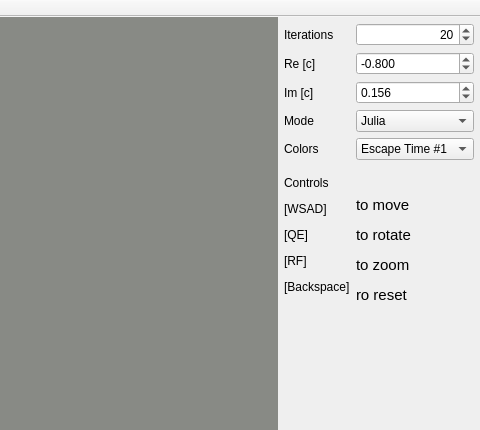
The window that mainwindow.ui (thejoggeli/juliabrot) describes before a commit, drawn with Qt 5; both pictures show x 624 to 1104 and y 0 to 430 of the 1104 by 870 pixel window.
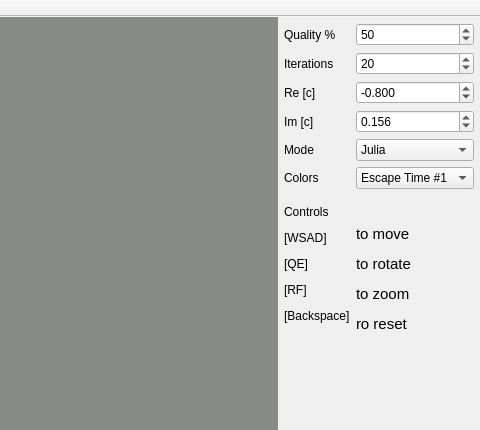
The same window after the commit. Custom widgets are drawn as their Qt base class.

Commit message: image resizing and quality settings

Patch:
```diff
--- a/mainwindow.ui
+++ b/mainwindow.ui
@@ -148,7 +148,7 @@
         <property name="bottomMargin">
          <number>6</number>
         </property>
-        <item row="0" column="0">
+        <item row="1" column="0">
          <widget class="QLabel" name="label">
           <property name="sizePolicy">
            <sizepolicy hsizetype="Minimum" vsizetype="Preferred">
@@ -161,17 +161,20 @@
           </property>
          </widget>
         </item>
-        <item row="0" column="1">
+        <item row="1" column="1">
          <widget class="QSpinBox" name="spinBox">
           <property name="alignment">
-           <set>Qt::AlignRight|Qt::AlignTrailing|Qt::AlignVCenter</set>
+           <set>Qt::AlignLeading|Qt::AlignLeft|Qt::AlignVCenter</set>
+          </property>
+          <property name="maximum">
+           <number>1000</number>
           </property>
           <property name="value">
            <number>20</number>
           </property>
          </widget>
         </item>
-        <item row="1" column="0">
+        <item row="2" column="0">
          <widget class="QLabel" name="label_4">
           <property name="sizePolicy">
            <sizepolicy hsizetype="Minimum" vsizetype="Preferred">
@@ -184,7 +187,26 @@
           </property>
          </widget>
         </item>
-        <item row="2" column="0">
+        <item row="2" column="1">
+         <widget class="QDoubleSpinBox" name="doubleSpinBox_3">
+          <property name="decimals">
+           <number>3</number>
+          </property>
+          <property name="minimum">
+           <double>-1.000000000000000</double>
+          </property>
+          <property name="maximum">
+           <double>1.000000000000000</double>
+          </property>
+          <property name="singleStep">
+           <double>0.001000000000000</double>
+          </property>
+          <property name="value">
+           <double>-0.800000000000000</double>
+          </property>
+         </widget>
+        </item>
+        <item row="3" column="0">
          <widget class="QLabel" name="label_5">
           <property name="sizePolicy">
            <sizepolicy hsizetype="Minimum" vsizetype="Preferred">
@@ -197,7 +219,7 @@
           </property>
          </widget>
         </item>
-        <item row="2" column="1">
+        <item row="3" column="1">
          <widget class="QDoubleSpinBox" name="doubleSpinBox_2">
           <property name="sizePolicy">
            <sizepolicy hsizetype="Minimum" vsizetype="Fixed">
@@ -222,7 +244,7 @@
           </property>
          </widget>
         </item>
-        <item row="3" column="0">
+        <item row="4" column="0">
          <widget class="QLabel" name="label_3">
           <property name="sizePolicy">
            <sizepolicy hsizetype="Minimum" vsizetype="Preferred">
@@ -235,7 +257,7 @@
           </property>
          </widget>
         </item>
-        <item row="3" column="1">
+        <item row="4" column="1">
          <widget class="QComboBox" name="comboBox">
           <property name="sizePolicy">
            <sizepolicy hsizetype="Minimum" vsizetype="Fixed">
@@ -258,7 +280,7 @@
           </item>
          </widget>
         </item>
-        <item row="4" column="0">
+        <item row="5" column="0">
          <widget class="QLabel" name="label_6">
           <property name="sizePolicy">
            <sizepolicy hsizetype="Minimum" vsizetype="Preferred">
@@ -271,7 +293,7 @@
           </property>
          </widget>
         </item>
-        <item row="4" column="1">
+        <item row="5" column="1">
          <widget class="QComboBox" name="comboBox_2">
           <property name="sizePolicy">
            <sizepolicy hsizetype="Minimum" vsizetype="Fixed">
@@ -301,7 +323,7 @@
           </item>
          </widget>
         </item>
-        <item row="5" column="0">
+        <item row="6" column="0">
          <widget class="QLabel" name="label_11">
           <property name="sizePolicy">
            <sizepolicy hsizetype="Minimum" vsizetype="Preferred">
@@ -314,7 +336,7 @@
           </property>
          </widget>
         </item>
-        <item row="5" column="1">
+        <item row="6" column="1">
          <widget class="QLabel" name="label_10">
           <property name="sizePolicy">
            <sizepolicy hsizetype="Minimum" vsizetype="Preferred">
@@ -335,22 +357,29 @@
           </property>
          </widget>
         </item>
-        <item row="1" column="1">
-         <widget class="QDoubleSpinBox" name="doubleSpinBox_3">
+        <item row="0" column="1">
+         <widget class="QDoubleSpinBox" name="doubleSpinBox">
           <property name="decimals">
-           <number>3</number>
+           <number>0</number>
           </property>
           <property name="minimum">
-           <double>-1.000000000000000</double>
+           <double>10.000000000000000</double>
           </property>
           <property name="maximum">
-           <double>1.000000000000000</double>
+           <double>100.000000000000000</double>
           </property>
           <property name="singleStep">
            <double>0.001000000000000</double>
           </property>
           <property name="value">
-           <double>-0.800000000000000</double>
+           <double>50.000000000000000</double>
+          </property>
+         </widget>
+        </item>
+        <item row="0" column="0">
+         <widget class="QLabel" name="label_2">
+          <property name="text">
+           <string>Quality %</string>
           </property>
          </widget>
         </item>
```
Left out of the diff: 2 changed lines with no effect on the pictures. The commit also changes 11 other files.
